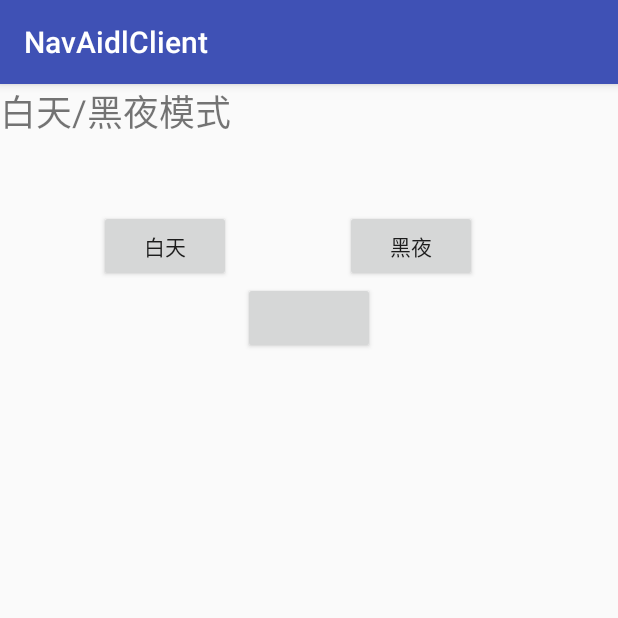
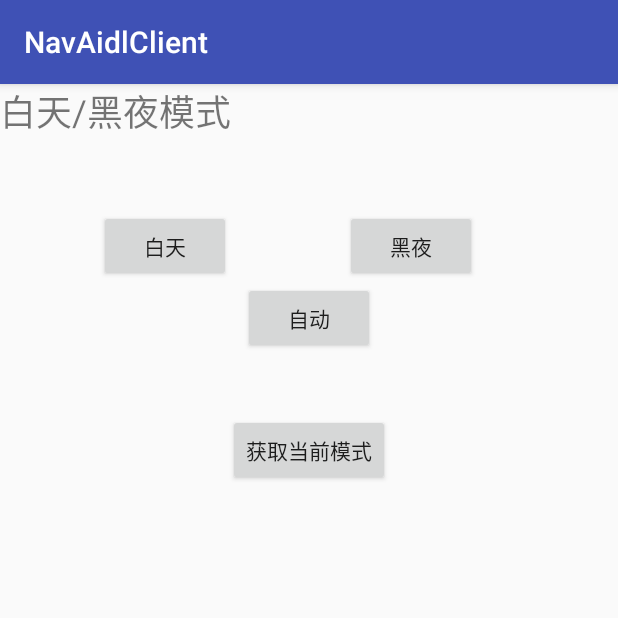
Before and after one commit to laoziaichihebaodan/aidlClient, an Android app: the screen it shows after launch (MapDisplayModeActivity), after a tap on "地图显示模式：白天/黑夜", on a phone screen of 412 x 824 dp, the top half of it. Run offline under Robolectric (Android 15) with nearby library versions, the phone set to English and light mode, and no system bars; our stand-ins replace ButterKnife; 3 statements that could not run were skipped.

Commit message:
增加查询地图模式

```diff
--- a/app/src/main/java/com/fundrive/navaidlclient/Constant.java
+++ b/app/src/main/java/com/fundrive/navaidlclient/Constant.java
@@ -20,6 +20,8 @@ public class Constant {
     public static final int IA_CMD_SET_MAP_DISPLAY_MODE = 0x1001;
     public static String IA_CMD_SET_MAP_DISPLAY_MODE_DAY = "{\"mode\":1}";
     public static String IA_CMD_SET_MAP_DISPLAY_MODE_NIGHT = "{\"mode\":2}";
+
+    public static final int IA_CMD_GET_MAP_DISPLAY_MODE = 0x202C;
 
     /**
      * 1.3设置NavApp音量
--- a/app/src/main/java/com/fundrive/navaidlclient/MainActivity.java
+++ b/app/src/main/java/com/fundrive/navaidlclient/MainActivity.java
@@ -138,7 +138,7 @@ public class MainActivity extends AppCompatActivity implements AdapterView.OnIte
         @Override
         public void onNotify(int ia_cmd, String ia_json) throws RemoteException {
             System.out.println(ia_cmd);
-            System.out.println(ia_json);
+            Toast.makeText(MainActivity.this, ""+ia_json, Toast.LENGTH_SHORT).show();
         }
     };
 
--- a/app/src/main/res/layout/activity_map_display_mode.xml
+++ b/app/src/main/res/layout/activity_map_display_mode.xml
@@ -30,7 +30,16 @@
         android:text="黑夜" />
     <Button
         android:id="@+id/btn_auto"
+        android:text="自动"
         android:layout_below="@id/btn_day"
+        android:layout_centerHorizontal="true"
+        android:layout_width="wrap_content"
+        android:layout_height="wrap_content" />
+    <Button
+        android:id="@+id/btn_get_mode"
+        android:text="获取当前模式"
+        android:layout_below="@id/btn_auto"
+        android:layout_marginTop="40dp"
         android:layout_centerHorizontal="true"
         android:layout_width="wrap_content"
         android:layout_height="wrap_content" />
```
Also changed, not shown: app/src/main/java/com/fundrive/navaidlclient/modules/MapDisplayModeActivity.java (+18 -1 lines).
